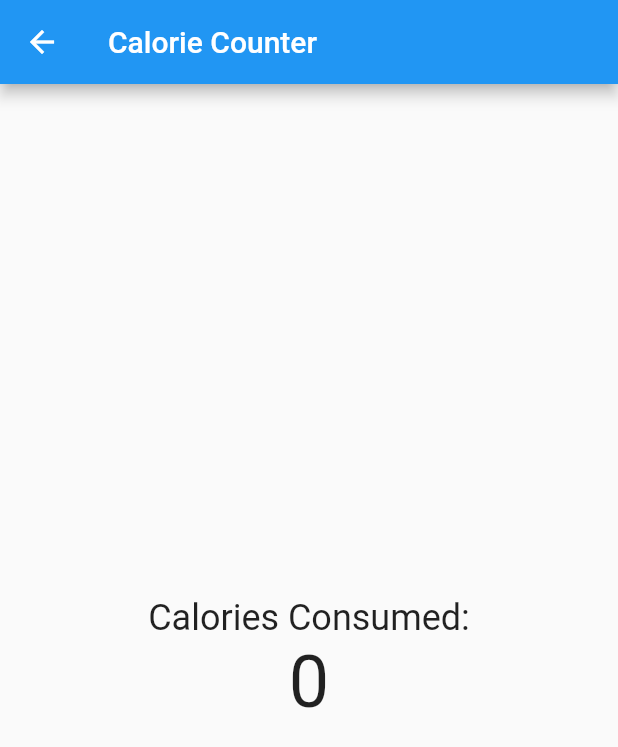
After one commit to SimiAdeyemi/FitHub, a Flutter app: the CalorieCounter screen opened directly, on a phone screen of 412 x 824 dp. The commit adds this screen. Shown: the top 747 px of the screen. Run offline on Flutter 3.47's test engine with Material 2 defaults, Android fonts, the phone set to English and light mode, and no system bars; our stand-ins replace firebase_auth, firebase_core; accounts and stored records are empty.

Commit message:
New page added and trying to implement transition between the two

```diff
--- a/lib/FeatureSections/FoodTracker.dart
+++ b/lib/FeatureSections/FoodTracker/FoodTracker.dart
@@ -1,4 +1,5 @@
 import 'package:flutter/material.dart';
+// import 'calorieCounter.dart';
 
 class FoodTracker extends StatefulWidget {
   const FoodTracker({Key? key}) : super(key: key);
--- /dev/null
+++ b/lib/FeatureSections/FoodTracker/calorieCounter.dart
@@ -0,0 +1,42 @@
+import 'package:flutter/material.dart';
+
+class CalorieCounter extends StatefulWidget {
+  const CalorieCounter({super.key});
+
+  @override
+  _CalorieCounterState createState() => _CalorieCounterState();
+}
+
+class _CalorieCounterState extends State<CalorieCounter> {
+  int _caloriesConsumed = 0;
+
+  @override
+  Widget build(BuildContext context) {
+    return Scaffold(
+      appBar: AppBar(
+        leading: IconButton(
+          icon: const Icon(Icons.arrow_back),
+          onPressed: () {
+            Navigator.pop(context);
+          },
+        ),
+        title: const Text('Calorie Counter'),
+      ),
+      body: Center(
+        child: Column(
+          mainAxisAlignment: MainAxisAlignment.center,
+          children: <Widget>[
+            const Text(
+              'Calories Consumed:',
+              style: TextStyle(fontSize: 24),
+            ),
+            Text(
+              '$_caloriesConsumed',
+              style: const TextStyle(fontSize: 48),
+            ),
+          ],
+        ),
+      ),
+    );
+  }
+}
--- a/lib/HomePage.dart
+++ b/lib/HomePage.dart
@@ -1,6 +1,6 @@
 import 'package:flutter/material.dart';
 import 'FeatureSections/ChatBot.dart';
-import 'FeatureSections/FoodTracker.dart';
+import 'FeatureSections/FoodTracker/FoodTracker.dart';
 import 'FeatureSections/More.dart';
 import 'FeatureSections/SocialMedia.dart';
 
```
